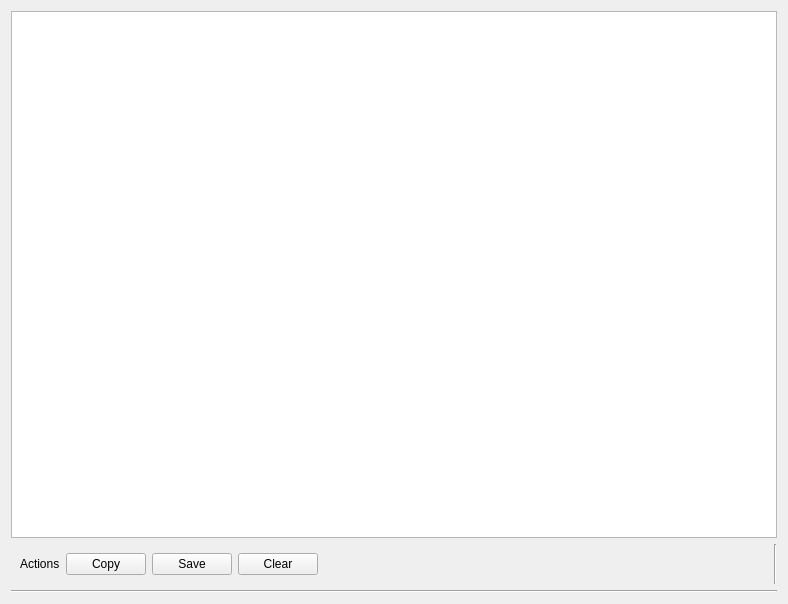
This is ui/InfoBoard.ui in saturneric/GpgFrontend as Qt 5 draws it before an edit. The edited form follows.
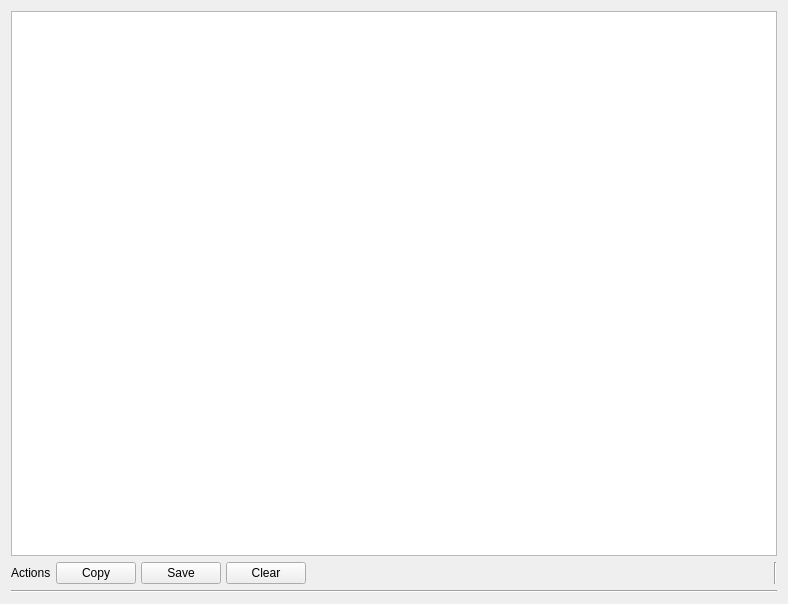
This is the edited form.

Diff of the .ui file:
```diff
--- a/ui/InfoBoard.ui
+++ b/ui/InfoBoard.ui
@@ -29,6 +29,9 @@
      </item>
      <item>
       <layout class="QHBoxLayout" name="horizontalLayout_4">
+       <property name="sizeConstraint">
+        <enum>QLayout::SetNoConstraint</enum>
+       </property>
        <item alignment="Qt::AlignLeft">
         <widget class="QWidget" name="horizontalWidget" native="true">
          <property name="sizePolicy">
@@ -38,6 +41,24 @@
           </sizepolicy>
          </property>
          <layout class="QHBoxLayout" name="horizontalLayout_2">
+          <property name="spacing">
+           <number>5</number>
+          </property>
+          <property name="sizeConstraint">
+           <enum>QLayout::SetNoConstraint</enum>
+          </property>
+          <property name="leftMargin">
+           <number>0</number>
+          </property>
+          <property name="topMargin">
+           <number>0</number>
+          </property>
+          <property name="rightMargin">
+           <number>0</number>
+          </property>
+          <property name="bottomMargin">
+           <number>0</number>
+          </property>
           <item alignment="Qt::AlignLeft">
            <widget class="QLabel" name="actionLabel">
             <property name="text">
```
